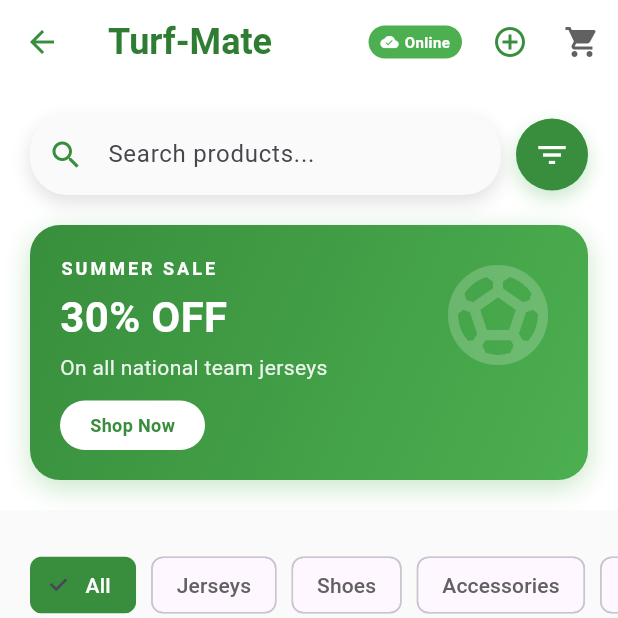
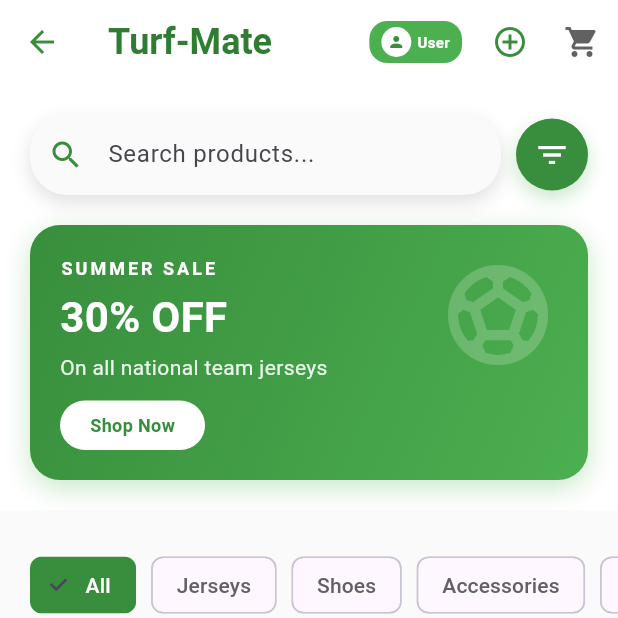
Before and after one commit to tamim131415/turf_app, a Flutter app: the HomeScreenContent screen opened directly, on a phone screen of 412 x 824 dp, the top half of it. Run offline on Flutter 3.47's test engine with Material 3 defaults, Android fonts, the phone set to English and light mode, and no system bars; our stand-ins replace cloud_firestore, dio, firebase_auth, firebase_core, firebase_storage, get and 3 more; accounts and stored records are empty; network calls fail.

```diff
--- a/lib/screens/home/home_screen.dart
+++ b/lib/screens/home/home_screen.dart
@@ -1,6 +1,7 @@
 import 'package:flutter/material.dart';
 import 'package:get/get.dart';
 import '../../controllers/product_controller.dart';
+import '../../controllers/auth_controller.dart';
 import '../../models/product.dart';
 import '../../widgets/product_card.dart';
 import '../../app/routes/app_routes.dart';
@@ -82,6 +83,7 @@ class HomeScreenContent extends StatefulWidget {
 
 class _HomeScreenContentState extends State<HomeScreenContent> {
   final ProductController productController = Get.find<ProductController>();
+  final AuthController authController = Get.find<AuthController>();
 
   final List<String> _categories = [
     'All',
@@ -148,7 +150,7 @@ class _HomeScreenContentState extends State<HomeScreenContent> {
           ),
         ),
         actions: [
-          // Connection Status Indicator
+          // User Profile with Connection Status
           Obx(
             () => Container(
               margin: EdgeInsets.only(right: 8),
@@ -162,16 +164,22 @@ class _HomeScreenContentState extends State<HomeScreenContent> {
               child: Row(
                 mainAxisSize: MainAxisSize.min,
                 children: [
-                  Icon(
-                    productController.isOnline.value
-                        ? Icons.cloud_done
-                        : Icons.cloud_off,
-                    size: 12,
-                    color: Colors.white,
+                  CircleAvatar(
+                    radius: 10,
+                    backgroundColor: Colors.white,
+                    backgroundImage:
+                        authController.userPhotoURL.value.isNotEmpty
+                        ? NetworkImage(authController.userPhotoURL.value)
+                        : null,
+                    child: authController.userPhotoURL.value.isEmpty
+                        ? Icon(Icons.person, size: 12, color: Colors.green[700])
+                        : null,
                   ),
                   SizedBox(width: 4),
                   Text(
-                    productController.isOnline.value ? 'Online' : 'Offline',
+                    authController.userName.value.isNotEmpty
+                        ? authController.userName.value
+                        : 'User',
                     style: TextStyle(
                       color: Colors.white,
                       fontSize: 10,
```
